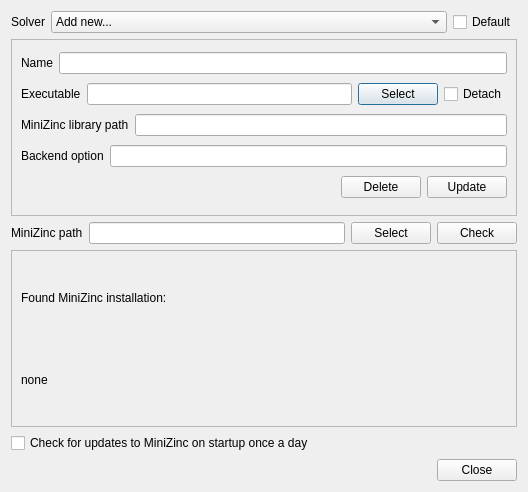
Qt form MiniZincIDE/solverdialog.ui (MiniZinc/MiniZincIDE) before a commit.
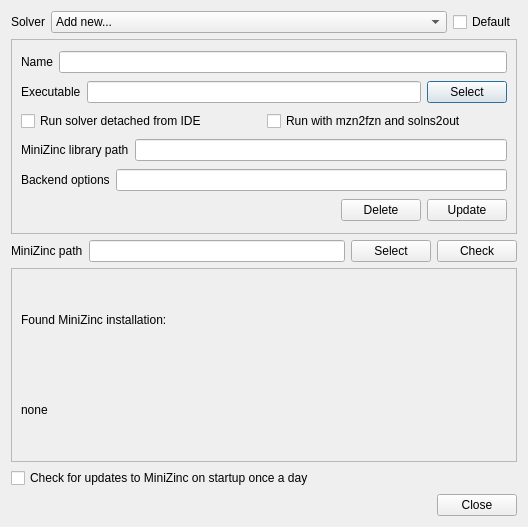
The same form after that commit.

Commit message: Add check box to select whether a solver needs mzn2fzn+solns2out, or is a standalone MiniZinc solver.

Patch:
```diff
--- a/MiniZincIDE/solverdialog.ui
+++ b/MiniZincIDE/solverdialog.ui
@@ -7,7 +7,7 @@
     <x>0</x>
     <y>0</y>
     <width>528</width>
-    <height>492</height>
+    <height>527</height>
    </rect>
   </property>
   <property name="windowTitle">
@@ -114,10 +114,21 @@
           </property>
          </widget>
         </item>
+       </layout>
+      </item>
+      <item>
+       <layout class="QHBoxLayout" name="horizontalLayout_10">
         <item>
          <widget class="QCheckBox" name="detach">
           <property name="text">
-           <string>Detach</string>
+           <string>Run solver detached from IDE</string>
+          </property>
+         </widget>
+        </item>
+        <item>
+         <widget class="QCheckBox" name="needs_mzn2fzn">
+          <property name="text">
+           <string>Run with mzn2fzn and solns2out</string>
           </property>
          </widget>
         </item>
@@ -142,7 +153,7 @@
         <item>
          <widget class="QLabel" name="label_5">
           <property name="text">
-           <string>Backend option</string>
+           <string>Backend options</string>
           </property>
          </widget>
         </item>
```
The commit also changes 3 other files.
